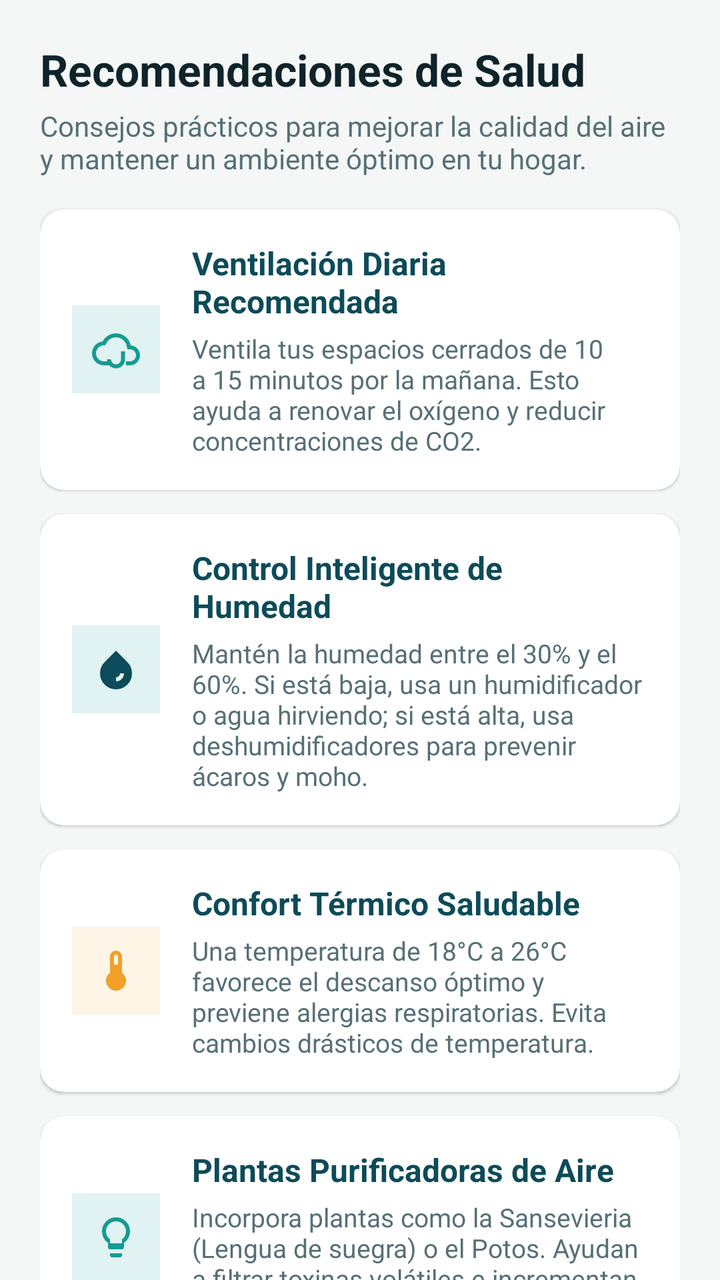
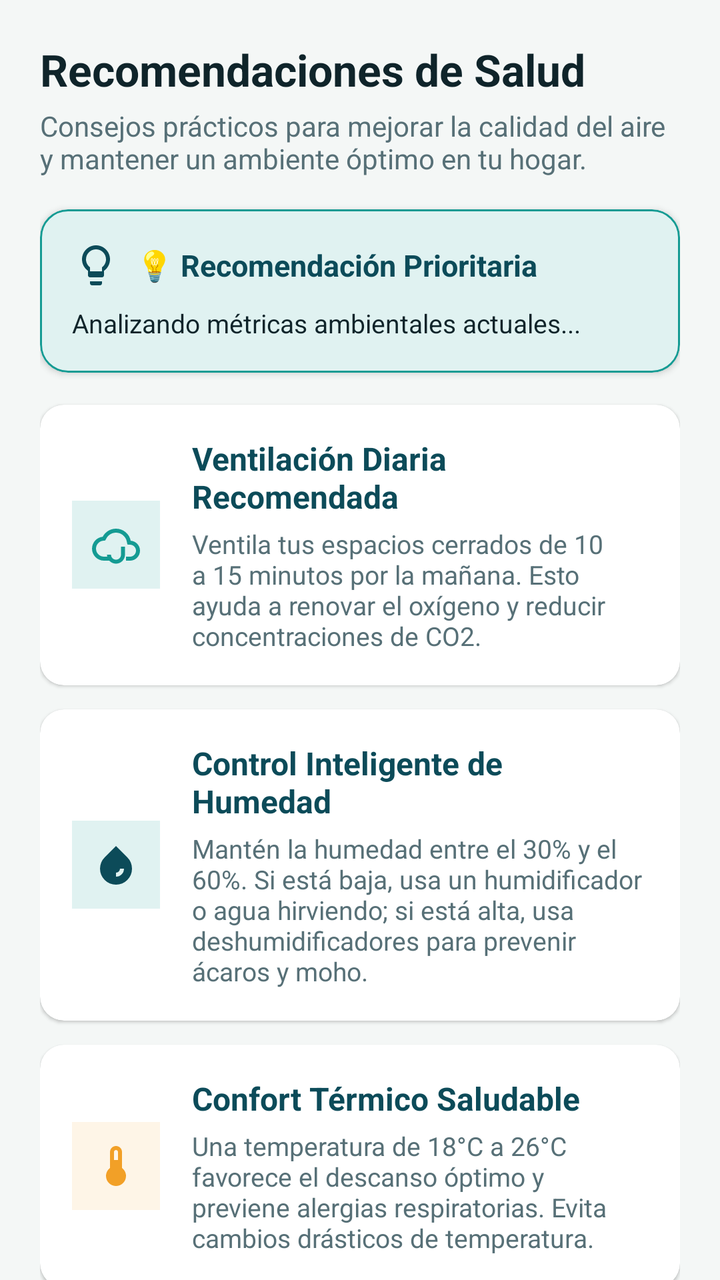

Compare the two renders of this Android layout. The source of the first and the diff that turns it into the second are given below.
<!-- AndroidManifest.xml: application theme Theme.AirSense -->
<!-- res/layout/fragment_recommendations.xml -->
<?xml version="1.0" encoding="utf-8"?>
<androidx.core.widget.NestedScrollView xmlns:android="http://schemas.android.com/apk/res/android"
    xmlns:app="http://schemas.android.com/apk/res-auto"
    xmlns:tools="http://schemas.android.com/tools"
    android:layout_width="match_parent"
    android:layout_height="match_parent"
    android:background="@color/airsense_bg_light"
    tools:context=".ui.recommendations.RecommendationsFragment">

    <LinearLayout
        android:layout_width="match_parent"
        android:layout_height="wrap_content"
        android:orientation="vertical"
        android:padding="20dp">

        
        <TextView
            android:layout_width="wrap_content"
            android:layout_height="wrap_content"
            android:text="@string/recommendations_header_title"
            android:textColor="@color/airsense_text_dark"
            android:textSize="22sp"
            android:textStyle="bold" />

        <TextView
            android:layout_width="wrap_content"
            android:layout_height="wrap_content"
            android:layout_marginTop="4dp"
            android:layout_marginBottom="16dp"
            android:text="@string/recommendations_header_subtitle"
            android:textColor="@color/airsense_text_muted"
            android:textSize="14sp" />

        
        <com.google.android.material.card.MaterialCardView
            android:layout_width="match_parent"
            android:layout_height="wrap_content"
            android:layout_marginBottom="12dp"
            app:cardBackgroundColor="@color/airsense_card_bg"
            app:cardCornerRadius="12dp"
            app:cardElevation="1dp"
            app:strokeWidth="0dp">

            <LinearLayout
                android:layout_width="match_parent"
                android:layout_height="wrap_content"
                android:gravity="center_vertical"
                android:orientation="horizontal"
                android:padding="16dp">

                <ImageView
                    android:layout_width="44dp"
                    android:layout_height="44dp"
                    android:background="@color/airsense_secondary_light"
                    android:contentDescription="@string/rec_ventilation_title"
                    android:padding="10dp"
                    android:src="@drawable/ic_air_quality"
                    app:tint="@color/airsense_secondary" />

                <LinearLayout
                    android:layout_width="0dp"
                    android:layout_height="wrap_content"
                    android:layout_marginStart="16dp"
                    android:layout_weight="1"
                    android:orientation="vertical">

                    <TextView
                        android:layout_width="wrap_content"
                        android:layout_height="wrap_content"
                        android:text="@string/rec_ventilation_title"
                        android:textColor="@color/airsense_primary"
                        android:textSize="16sp"
                        android:textStyle="bold" />

                    <TextView
                        android:layout_width="wrap_content"
                        android:layout_height="wrap_content"
                        android:layout_marginTop="4dp"
                        android:text="@string/rec_ventilation_desc"
                        android:textColor="@color/airsense_text_muted"
                        android:textSize="13sp" />
                </LinearLayout>
            </LinearLayout>
        </com.google.android.material.card.MaterialCardView>

        
        <com.google.android.material.card.MaterialCardView
            android:layout_width="match_parent"
            android:layout_height="wrap_content"
            android:layout_marginBottom="12dp"
            app:cardBackgroundColor="@color/airsense_card_bg"
            app:cardCornerRadius="12dp"
            app:cardElevation="1dp"
            app:strokeWidth="0dp">

            <LinearLayout
                android:layout_width="match_parent"
                android:layout_height="wrap_content"
                android:gravity="center_vertical"
                android:orientation="horizontal"
                android:padding="16dp">

                <ImageView
                    android:layout_width="44dp"
                    android:layout_height="44dp"
                    android:background="@color/airsense_secondary_light"
                    android:contentDescription="@string/rec_humidity_title"
                    android:padding="10dp"
                    android:src="@drawable/ic_humidity"
                    app:tint="@color/airsense_primary" />

                <LinearLayout
                    android:layout_width="0dp"
                    android:layout_height="wrap_content"
                    android:layout_marginStart="16dp"
                    android:layout_weight="1"
                    android:orientation="vertical">

                    <TextView
                        android:layout_width="wrap_content"
                        android:layout_height="wrap_content"
                        android:text="@string/rec_humidity_title"
                        android:textColor="@color/airsense_primary"
                        android:textSize="16sp"
                        android:textStyle="bold" />

                    <TextView
                        android:layout_width="wrap_content"
                        android:layout_height="wrap_content"
                        android:layout_marginTop="4dp"
                        android:text="@string/rec_humidity_desc"
                        android:textColor="@color/airsense_text_muted"
                        android:textSize="13sp" />
                </LinearLayout>
            </LinearLayout>
        </com.google.android.material.card.MaterialCardView>

        
        <com.google.android.material.card.MaterialCardView
            android:layout_width="match_parent"
            android:layout_height="wrap_content"
            android:layout_marginBottom="12dp"
            app:cardBackgroundColor="@color/airsense_card_bg"
            app:cardCornerRadius="12dp"
            app:cardElevation="1dp"
            app:strokeWidth="0dp">

            <LinearLayout
                android:layout_width="match_parent"
                android:layout_height="wrap_content"
                android:gravity="center_vertical"
                android:orientation="horizontal"
                android:padding="16dp">

                <ImageView
                    android:layout_width="44dp"
                    android:layout_height="44dp"
                    android:background="@color/airsense_accent_light"
                    android:contentDescription="@string/rec_temperature_title"
                    android:padding="10dp"
                    android:src="@drawable/ic_temp"
                    app:tint="@color/airsense_accent" />

                <LinearLayout
                    android:layout_width="0dp"
                    android:layout_height="wrap_content"
                    android:layout_marginStart="16dp"
                    android:layout_weight="1"
                    android:orientation="vertical">

                    <TextView
                        android:layout_width="wrap_content"
                        android:layout_height="wrap_content"
                        android:text="@string/rec_temperature_title"
                        android:textColor="@color/airsense_primary"
                        android:textSize="16sp"
                        android:textStyle="bold" />

                    <TextView
                        android:layout_width="wrap_content"
                        android:layout_height="wrap_content"
                        android:layout_marginTop="4dp"
                        android:text="@string/rec_temperature_desc"
                        android:textColor="@color/airsense_text_muted"
                        android:textSize="13sp" />
                </LinearLayout>
            </LinearLayout>
        </com.google.android.material.card.MaterialCardView>

        
        <com.google.android.material.card.MaterialCardView
            android:layout_width="match_parent"
            android:layout_height="wrap_content"
            android:layout_marginBottom="12dp"
            app:cardBackgroundColor="@color/airsense_card_bg"
            app:cardCornerRadius="12dp"
            app:cardElevation="1dp"
            app:strokeWidth="0dp">

            <LinearLayout
                android:layout_width="match_parent"
                android:layout_height="wrap_content"
                android:gravity="center_vertical"
                android:orientation="horizontal"
                android:padding="16dp">

                <ImageView
                    android:layout_width="44dp"
                    android:layout_height="44dp"
                    android:background="@color/airsense_secondary_light"
                    android:contentDescription="@string/rec_plants_title"
                    android:padding="10dp"
                    android:src="@drawable/ic_recommendations"
                    app:tint="@color/airsense_secondary" />

                <LinearLayout
                    android:layout_width="0dp"
                    android:layout_height="wrap_content"
                    android:layout_marginStart="16dp"
                    android:layout_weight="1"
                    android:orientation="vertical">

                    <TextView
                        android:layout_width="wrap_content"
                        android:layout_height="wrap_content"
                        android:text="@string/rec_plants_title"
                        android:textColor="@color/airsense_primary"
                        android:textSize="16sp"
                        android:textStyle="bold" />

                    <TextView
                        android:layout_width="wrap_content"
                        android:layout_height="wrap_content"
                        android:layout_marginTop="4dp"
                        android:text="@string/rec_plants_desc"
                        android:textColor="@color/airsense_text_muted"
                        android:textSize="13sp" />
                </LinearLayout>
            </LinearLayout>
        </com.google.android.material.card.MaterialCardView>

        
        <com.google.android.material.card.MaterialCardView
            android:layout_width="match_parent"
            android:layout_height="wrap_content"
            android:layout_marginBottom="16dp"
            app:cardBackgroundColor="@color/airsense_card_bg"
            app:cardCornerRadius="12dp"
            app:cardElevation="1dp"
            app:strokeWidth="0dp">

            <LinearLayout
                android:layout_width="match_parent"
                android:layout_height="wrap_content"
                android:gravity="center_vertical"
                android:orientation="horizontal"
                android:padding="16dp">

                <ImageView
                    android:layout_width="44dp"
                    android:layout_height="44dp"
                    android:background="@color/airsense_secondary_light"
                    android:contentDescription="@string/rec_filters_title"
                    android:padding="10dp"
                    android:src="@drawable/ic_sensors"
                    app:tint="@color/airsense_primary" />

                <LinearLayout
                    android:layout_width="0dp"
                    android:layout_height="wrap_content"
                    android:layout_marginStart="16dp"
                    android:layout_weight="1"
                    android:orientation="vertical">

                    <TextView
                        android:layout_width="wrap_content"
                        android:layout_height="wrap_content"
                        android:text="@string/rec_filters_title"
                        android:textColor="@color/airsense_primary"
                        android:textSize="16sp"
                        android:textStyle="bold" />

                    <TextView
                        android:layout_width="wrap_content"
                        android:layout_height="wrap_content"
                        android:layout_marginTop="4dp"
                        android:text="@string/rec_filters_desc"
                        android:textColor="@color/airsense_text_muted"
                        android:textSize="13sp" />
                </LinearLayout>
            </LinearLayout>
        </com.google.android.material.card.MaterialCardView>

    </LinearLayout>
</androidx.core.widget.NestedScrollView>
<!-- resources referenced by this layout -->
<resources>
  <color name="airsense_accent">#F2A027</color>
  <color name="airsense_accent_light">#FEF5E7</color>
  <color name="airsense_bg_light">#F4F7F6</color>
  <color name="airsense_card_bg">#FFFFFF</color>
  <color name="airsense_primary">#0C4B59</color>
  <color name="airsense_secondary">#149B93</color>
  <color name="airsense_secondary_light">#E0F2F1</color>
  <color name="airsense_text_dark">#0F242A</color>
  <color name="airsense_text_muted">#577077</color>
  <!-- drawable ic_humidity (drawable) -->
  <vector xmlns:android="http://schemas.android.com/apk/res/android"
      android:width="24dp"
      android:height="24dp"
      android:viewportWidth="24"
      android:viewportHeight="24">
    <path
        android:fillColor="@android:color/white"
        android:pathData="M12,2.69l5.66,5.66a8,8 0,1 1,-11.31 0zM12,18a4,4 0,0 0,4 -4h-2a2,2 0,0 1,-2 2z"/>
  </vector>
  <!-- drawable ic_sensors (drawable) -->
  <vector xmlns:android="http://schemas.android.com/apk/res/android"
      android:width="24dp"
      android:height="24dp"
      android:viewportWidth="24"
      android:viewportHeight="24">
    <path
        android:fillColor="@android:color/white"
        android:pathData="M19,3H5C3.9,3 3,3.9 3,5v14c0,1.1 0.9,2 2,2h14c1.1,0 2,-0.9 2,-2V5C21,3.9 20.1,3 19,3zM19,19H5V5h14V19zM7,12h2v5H7V12zM11,7h2v10h-2V7zM15,10h2v7h-2V10z"/>
  </vector>
  <!-- drawable ic_temp (drawable) -->
  <vector xmlns:android="http://schemas.android.com/apk/res/android"
      android:width="24dp"
      android:height="24dp"
      android:viewportWidth="24"
      android:viewportHeight="24">
    <path
        android:fillColor="@android:color/white"
        android:pathData="M15,13V5c0,-1.66 -1.34,-3 -3,-3S9,3.34 9,5v8c-1.21,0.91 -2,2.37 -2,4c0,2.76 2.24,5 5,5s5,-2.24 5,-5c0,-1.63 -0.79,-3.09 -2,-4zM11,5c0,-0.55 0.45,-1 1,-1s1,0.45 1,1v4h-2V5z"/>
  </vector>
  <string name="rec_filters_desc">Limpia con regularidad los conductos de entrada de tus sensores AirSense para asegurar lecturas de precisión continua.</string>
  <string name="rec_filters_title">Mantenimiento de Sensores</string>
  <string name="rec_humidity_desc">Mantén la humedad entre el 30% y el 60%. Si está baja, usa un humidificador o agua hirviendo; si está alta, usa deshumidificadores para prevenir ácaros y moho.</string>
  <string name="rec_humidity_title">Control Inteligente de Humedad</string>
  <string name="rec_plants_desc">Incorpora plantas como la Sansevieria (Lengua de suegra) o el Potos. Ayudan a filtrar toxinas volátiles e incrementan el oxígeno ambiental.</string>
  <string name="rec_plants_title">Plantas Purificadoras de Aire</string>
  <string name="rec_temperature_desc">Una temperatura de 18°C a 26°C favorece el descanso óptimo y previene alergias respiratorias. Evita cambios drásticos de temperatura.</string>
  <string name="rec_temperature_title">Confort Térmico Saludable</string>
  <string name="rec_ventilation_desc">Ventila tus espacios cerrados de 10 a 15 minutos por la mañana. Esto ayuda a renovar el oxígeno y reducir concentraciones de CO2.</string>
  <string name="rec_ventilation_title">Ventilación Diaria Recomendada</string>
  <string name="recommendations_header_subtitle">Consejos prácticos para mejorar la calidad del aire y mantener un ambiente óptimo en tu hogar.</string>
  <string name="recommendations_header_title">Recomendaciones de Salud</string>
  <style name="Theme.AirSense" parent="Base.Theme.AirSense" />
  <style name="Base.Theme.AirSense" parent="Theme.Material3.DayNight.NoActionBar">
          <item name="colorPrimary">@color/airsense_primary</item>
          <item name="colorOnPrimary">@color/white</item>
          <item name="colorSecondary">@color/airsense_secondary</item>
          <item name="colorOnSecondary">@color/white</item>
          <item name="android:statusBarColor">@color/airsense_primary</item>
          <item name="android:windowBackground">@color/airsense_bg_light</item>
      </style>
  <color name="white">#FFFFFFFF</color>
  <!-- unchanged entries left out for length: 2 -->
</resources>

<!-- the commit's change to res/layout/fragment_recommendations.xml (unified diff, before → after) -->
@@ -33,6 +33,60 @@
 
         
         <com.google.android.material.card.MaterialCardView
+            android:id="@+id/card_active_recommendation"
+            android:layout_width="match_parent"
+            android:layout_height="wrap_content"
+            android:layout_marginBottom="16dp"
+            app:cardBackgroundColor="@color/airsense_secondary_light"
+            app:cardCornerRadius="14dp"
+            app:cardElevation="2dp"
+            app:strokeColor="@color/airsense_secondary"
+            app:strokeWidth="1dp">
+
+            <LinearLayout
+                android:layout_width="match_parent"
+                android:layout_height="wrap_content"
+                android:orientation="vertical"
+                android:padding="16dp">
+
+                <LinearLayout
+                    android:layout_width="match_parent"
+                    android:layout_height="wrap_content"
+                    android:gravity="center_vertical"
+                    android:orientation="horizontal">
+
+                    <ImageView
+                        android:layout_width="24dp"
+                        android:layout_height="24dp"
+                        android:contentDescription="@string/title_recommendations"
+                        android:src="@drawable/ic_recommendations"
+                        app:tint="@color/airsense_primary" />
+
+                    <TextView
+                        android:id="@+id/tv_active_recommendation_title"
+                        android:layout_width="0dp"
+                        android:layout_height="wrap_content"
+                        android:layout_marginStart="8dp"
+                        android:layout_weight="1"
+                        android:text="💡 Recomendación Prioritaria"
+                        android:textColor="@color/airsense_primary"
+                        android:textSize="15sp"
+                        android:textStyle="bold" />
+                </LinearLayout>
+
+                <TextView
+                    android:id="@+id/tv_active_recommendation_desc"
+                    android:layout_width="match_parent"
+                    android:layout_height="wrap_content"
+                    android:layout_marginTop="8dp"
+                    android:text="Analizando métricas ambientales actuales..."
+                    android:textColor="@color/airsense_text_dark"
+                    android:textSize="13sp" />
+            </LinearLayout>
+        </com.google.android.material.card.MaterialCardView>
+
+        
+        <com.google.android.material.card.MaterialCardView
             android:layout_width="match_parent"
             android:layout_height="wrap_content"
             android:layout_marginBottom="12dp"
<!-- resource entries referenced after the edit -->
@@ -51,6 +51,7 @@
   <string name="rec_ventilation_title">Ventilación Diaria Recomendada</string>
   <string name="recommendations_header_subtitle">Consejos prácticos para mejorar la calidad del aire y mantener un ambiente óptimo en tu hogar.</string>
   <string name="recommendations_header_title">Recomendaciones de Salud</string>
+  <string name="title_recommendations">Recomendaciones</string>
   <style name="Theme.AirSense" parent="Base.Theme.AirSense" />
   <style name="Base.Theme.AirSense" parent="Theme.Material3.DayNight.NoActionBar">
           <item name="colorPrimary">@color/airsense_primary</item>
